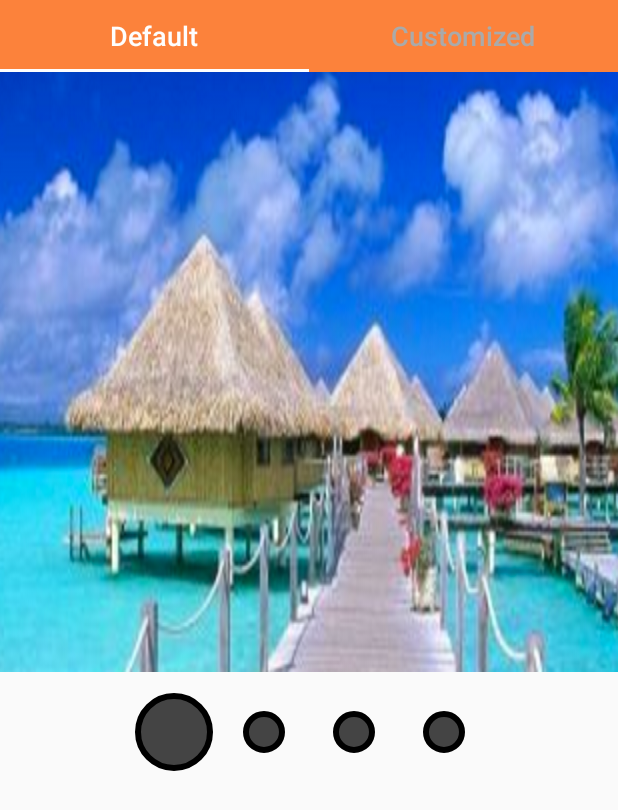
After one commit to xumorden/A_FastDevelop, an Android app: the DefaultFragment screen opened directly, with no data from a screen before it, on a phone screen of 412 x 824 dp. The commit adds this screen. Shown: the top 810 px of the screen. Run offline under Robolectric (Android 15) with nearby library versions, the phone set to English and light mode, and no system bars; our stand-ins replace ButterKnife.

Commit message:
实现viewpager和indicator结合的主页面布局

```diff
--- a/A_FastDeveop/app/src/main/AndroidManifest.xml
+++ b/A_FastDeveop/app/src/main/AndroidManifest.xml
@@ -51,7 +51,8 @@
         <activity android:name=".chats.LineFragmentActivity" />
         <activity android:name=".chats.PieFragmentActivity" />
         <activity android:name=".chats.BarFragmentActivity" />
-        <activity android:name=".chats.ClockPieFragmentActivity"></activity>
+        <activity android:name=".chats.ClockPieFragmentActivity" />
+        <activity android:name=".fadingindicator.FadingindicatorActivity"></activity>
     </application>
 
 </manifest>
--- a/A_FastDeveop/app/src/main/java/com/xumaodun/a_fastdeveop/MainActivity.java
+++ b/A_FastDeveop/app/src/main/java/com/xumaodun/a_fastdeveop/MainActivity.java
@@ -7,6 +7,7 @@ import android.support.v7.widget.Toolbar;
 import android.view.View;
 
 import com.xumaodun.a_fastdeveop.chats.AndroidChartActivity;
+import com.xumaodun.a_fastdeveop.fadingindicator.FadingindicatorActivity;
 import com.xumaodun.a_fastdeveop.picture.PictureActivity;
 import com.xumaodun.a_fastdeveop.refresh.RefreshActivity;
 import com.xumaodun.a_fastdeveop.retrofit.RetrofitActivity;
@@ -77,4 +78,9 @@ public class MainActivity extends AppCompatActivity {
         intent = new Intent(this, AndroidChartActivity.class);
         startActivity(intent);
     }
+
+    public void FadingindicatorActivity(View view) {
+        intent = new Intent(this, FadingindicatorActivity.class);
+        startActivity(intent);
+    }
 }
--- /dev/null
+++ b/A_FastDeveop/app/src/main/java/com/xumaodun/a_fastdeveop/fadingindicator/CustomizedAdapter.java
@@ -0,0 +1,55 @@
+package com.xumaodun.a_fastdeveop.fadingindicator;
+
+import android.content.Context;
+import android.support.v4.view.PagerAdapter;
+import android.support.v4.view.ViewPager;
+import android.view.LayoutInflater;
+import android.view.View;
+import android.view.ViewGroup;
+import android.widget.ImageView;
+import android.widget.RelativeLayout;
+
+import com.xumaodun.a_fastdeveop.R;
+
+public class CustomizedAdapter extends PagerAdapter {
+
+    private Context mContext;
+    private int[] mPics;
+    private LayoutInflater inflater;
+
+    public CustomizedAdapter(Context context, int[] pics) {
+        super();
+        this.mContext = context;
+        this.mPics = pics;
+    }
+
+    @Override
+    public int getCount() {
+        return mPics.length;
+    }
+
+    @Override
+    public boolean isViewFromObject(View view, Object object) {
+        return view == ((RelativeLayout)object);
+    }
+
+    @Override
+    public Object instantiateItem(ViewGroup container, int position) {
+        ImageView ivPics;
+        inflater = (LayoutInflater) mContext.getSystemService(Context.LAYOUT_INFLATER_SERVICE);
+        View itemView = inflater.inflate(R.layout.viewpager_item,container,false);
+        ivPics  =   (ImageView)itemView.findViewById(R.id.ivPager);
+        ivPics.setImageResource(mPics[position]);
+
+        // Add viewpager_item.xml to ViewPager
+        ((ViewPager) container).addView(itemView);
+
+        return itemView;
+    }
+
+    @Override
+    public void destroyItem(ViewGroup container, int position, Object object) {
+        // Remove viewpager_item.xml from ViewPager
+        ((ViewPager) container).removeView((RelativeLayout) object);
+    }
+}
--- /dev/null
+++ b/A_FastDeveop/app/src/main/java/com/xumaodun/a_fastdeveop/fadingindicator/CustomizedFragment.java
@@ -0,0 +1,58 @@
+package com.xumaodun.a_fastdeveop.fadingindicator;
+
+import android.content.Context;
+import android.os.Bundle;
+import android.support.annotation.Nullable;
+import android.support.v4.app.Fragment;
+import android.support.v4.view.ViewPager;
+import android.view.LayoutInflater;
+import android.view.View;
+import android.view.ViewGroup;
+
+import com.xumaodun.a_fastdeveop.R;
+
+import butterknife.Bind;
+import butterknife.ButterKnife;
+
+/**
+ * Fragment to use customized indicators.
+ * Created by ugurtekbas.
+ */
+public class CustomizedFragment extends Fragment {
+
+    private CustomizedAdapter adapter;
+    @Bind(R.id.viewpagerCustomized)
+    ViewPager viewpagerCustomized;
+    @Bind(R.id.circleIndicator) FadingIndicator indicator;
+
+    @Override
+    public void onAttach(Context context) {
+        super.onAttach(context);
+    }
+
+    @Override
+    public void onCreate(Bundle savedInstanceState) {
+        super.onCreate(savedInstanceState);
+    }
+
+    @Nullable
+    @Override
+    public View onCreateView(LayoutInflater inflater, ViewGroup container, Bundle savedInstanceState) {
+        View fragmentView =  inflater.inflate(R.layout.fragment_customized, null);
+        ButterKnife.bind(this, fragmentView);
+
+        int[] pics = {
+                R.drawable.a,
+                R.drawable.b,
+                R.drawable.c,
+                R.drawable.d,
+        };
+
+        adapter = new CustomizedAdapter(getContext(),pics);
+        viewpagerCustomized.setAdapter(adapter);
+        viewpagerCustomized.setCurrentItem(2);
+        indicator.setViewPager(viewpagerCustomized);
+
+        return fragmentView;
+    }
+}
--- /dev/null
+++ b/A_FastDeveop/app/src/main/java/com/xumaodun/a_fastdeveop/fadingindicator/DefaultAdapter.java
@@ -0,0 +1,55 @@
+package com.xumaodun.a_fastdeveop.fadingindicator;
+
+import android.content.Context;
+import android.support.v4.view.PagerAdapter;
+import android.support.v4.view.ViewPager;
+import android.view.LayoutInflater;
+import android.view.View;
+import android.view.ViewGroup;
+import android.widget.ImageView;
+import android.widget.RelativeLayout;
+
+import com.xumaodun.a_fastdeveop.R;
+
+public class DefaultAdapter extends PagerAdapter {
+
+    private Context mContext;
+    private int[] mPics;
+    private LayoutInflater inflater;
+
+    public DefaultAdapter(Context context, int[] pics) {
+        super();
+        this.mContext = context;
+        this.mPics = pics;
+    }
+
+    @Override
+    public int getCount() {
+        return mPics.length;
+    }
+
+    @Override
+    public boolean isViewFromObject(View view, Object object) {
+        return view == ((RelativeLayout)object);
+    }
+
+    @Override
+    public Object instantiateItem(ViewGroup container, int position) {
+        ImageView ivPics;
+        inflater = (LayoutInflater) mContext.getSystemService(Context.LAYOUT_INFLATER_SERVICE);
+        View itemView = inflater.inflate(R.layout.viewpager_item,container,false);
+        ivPics  =   (ImageView)itemView.findViewById(R.id.ivPager);
+        ivPics.setImageResource(mPics[position]);
+
+        // Add viewpager_item.xml to ViewPager
+        ((ViewPager) container).addView(itemView);
+
+        return itemView;
+    }
+
+    @Override
+    public void destroyItem(ViewGroup container, int position, Object object) {
+        // Remove viewpager_item.xml from ViewPager
+        ((ViewPager) container).removeView((RelativeLayout) object);
+    }
+}
--- /dev/null
+++ b/A_FastDeveop/app/src/main/java/com/xumaodun/a_fastdeveop/fadingindicator/DefaultFragment.java
@@ -0,0 +1,57 @@
+package com.xumaodun.a_fastdeveop.fadingindicator;
+
+import android.content.Context;
+import android.os.Bundle;
+import android.support.annotation.Nullable;
+import android.support.v4.app.Fragment;
+import android.support.v4.view.ViewPager;
+import android.view.LayoutInflater;
+import android.view.View;
+import android.view.ViewGroup;
+
+import com.xumaodun.a_fastdeveop.R;
+
+import butterknife.Bind;
+import butterknife.ButterKnife;
+
+/**
+ * Fragment to use default state of indicators.
+ * Created by ugurtekbas.
+ */
+public class DefaultFragment extends Fragment {
+
+    private DefaultAdapter adapter;
+    @Bind(R.id.viewpagerDefault)
+    ViewPager viewpagerDefault;
+    @Bind(R.id.circleIndicator) FadingIndicator indicator;
+
+    @Override
+    public void onAttach(Context context) {
+        super.onAttach(context);
+    }
+
+    @Override
+    public void onCreate(Bundle savedInstanceState) {
+        super.onCreate(savedInstanceState);
+    }
+
+    @Nullable
+    @Override
+    public View onCreateView(LayoutInflater inflater, ViewGroup container, Bundle savedInstanceState) {
+        View fragmentView =  inflater.inflate(R.layout.fragment_default, null);
+        ButterKnife.bind(this, fragmentView);
+
+        int[] pics = {
+                R.drawable.a,
+                R.drawable.b,
+                R.drawable.c,
+                R.drawable.d,
+        };
+
+        adapter = new DefaultAdapter(getContext(),pics);
+        viewpagerDefault.setAdapter(adapter);
+        indicator.setViewPager(viewpagerDefault);
+
+        return fragmentView;
+    }
+}
--- /dev/null
+++ b/A_FastDeveop/app/src/main/java/com/xumaodun/a_fastdeveop/fadingindicator/FadingIndicator.java
@@ -0,0 +1,226 @@
+package com.xumaodun.a_fastdeveop.fadingindicator;
+
+import android.animation.ValueAnimator;
+import android.content.Context;
+import android.content.res.TypedArray;
+import android.graphics.Canvas;
+import android.graphics.Color;
+import android.graphics.Paint;
+import android.support.v4.view.ViewPager;
+import android.util.AttributeSet;
+import android.view.MotionEvent;
+import android.view.View;
+
+import com.xumaodun.a_fastdeveop.R;
+
+/**
+ * Classic viewpager indicators with fading effects.
+ * Created by ugurtekbas.
+ */
+public class FadingIndicator extends View implements ViewPager.OnPageChangeListener{
+
+    private Paint fillPaint = new Paint();
+    private Paint strokePaint = new Paint();
+    private ViewPager viewPager;
+    private int fillColor;
+    private int strokeColor;
+    private int activeItem = 0;
+    private int numberOfItems = 0;
+    private int previouslyActiveItem = 99;
+    private static final int SELECTED_FACTOR = 2;
+    private static final int SPACING_FACTOR = 1;
+    private float radius = 30f;
+    private float calculatedRadius,constantRadius,previousRadius;
+    private String shape="",circle,rectangle;
+
+    public FadingIndicator(Context context, AttributeSet attrs) {
+        super(context, attrs);
+        circle = getContext().getString(R.string.shape_circle);
+        rectangle = getContext().getString(R.string.shape_rect);
+
+        TypedArray attributes = context.getTheme().obtainStyledAttributes(
+                attrs,
+                R.styleable.FadingIndicator,
+                0, 0);
+
+        try {
+            radius = attributes.getDimension(R.styleable.FadingIndicator_fadradius, radius);
+            fillColor = attributes.getColor(R.styleable.FadingIndicator_fadfillColor, Color.DKGRAY);
+            strokeColor = attributes.getColor(R.styleable.FadingIndicator_fadstrokeColor, Color.BLACK);
+            if(attributes.getString(R.styleable.FadingIndicator_shape) != null){
+                shape = attributes.getString(R.styleable.FadingIndicator_shape);
+            }
+        } finally {
+            attributes.recycle();
+        }
+
+        fillPaint.setAntiAlias(true);
+        fillPaint.setStyle(Paint.Style.FILL);
+        fillPaint.setStrokeJoin(Paint.Join.ROUND);
+
+        if(strokeColor == 0) {
+            strokeColor = fillColor;
+        }
+        strokePaint.setAntiAlias(true);
+        strokePaint.setStyle(Paint.Style.STROKE);
+        strokePaint.setStrokeWidth((radius / 10) * 2);
+        calculatedRadius = (radius / 10) * 6;
+        //size of inactive indicator
+        constantRadius = calculatedRadius;
+    }
+
+    @Override
+    protected void onDraw(Canvas canvas) {
+        fillPaint.setColor(fillColor);
+        strokePaint.setColor(strokeColor);
+
+        float x, y;
+        for (int i = 0;i < numberOfItems; i++) {
+            //coordinates of circles
+            x = (i * SELECTED_FACTOR * radius) + (i * radius) + (radius * SELECTED_FACTOR);
+            y = radius * SELECTED_FACTOR;
+
+            if (i == activeItem) {
+                //if its on initial state
+                if (previouslyActiveItem == 99){
+                    drawIndicators(canvas, x, y, (calculatedRadius * SELECTED_FACTOR));
+                }else{
+                    drawIndicators(canvas, x, y, calculatedRadius);
+                }
+            }else if( i == previouslyActiveItem){
+                drawIndicators(canvas, x, y, previousRadius);
+            }else{
+                drawIndicators(canvas, x, y, constantRadius);
+            }
+        }
+    }
+
+    public void drawIndicators(Canvas canvas, float coordinateX, float coordinateY, float calculatedSize) {
+        if (shape.equals(rectangle)) {
+            canvas.drawRect(
+                    coordinateX - (calculatedSize),
+                    coordinateY - (calculatedSize),
+                    coordinateX + (calculatedSize),
+                    coordinateY + (calculatedSize),
+                    fillPaint);
+            canvas.drawRect(
+                    coordinateX - (calculatedSize),
+                    coordinateY - (calculatedSize),
+                    coordinateX + (calculatedSize),
+                    coordinateY + (calculatedSize),
+                    strokePaint);
+        }else{
+            canvas.drawCircle(coordinateX, coordinateY, calculatedSize, fillPaint);
+            canvas.drawCircle(coordinateX, coordinateY, calculatedSize, strokePaint);
+        }
+    }
+
+    //to set new indicator active when viewpager flipped
+    public void setActiveItem(int activeItem, float desiredRadius) {
+        this.previouslyActiveItem = this.activeItem;
+        this.activeItem = activeItem;
+
+        //setting up animation
+        ValueAnimator animation = ValueAnimator.ofFloat(calculatedRadius,desiredRadius);
+        animation.setDuration(350);
+        animation.addUpdateListener(new ValueAnimator.AnimatorUpdateListener() {
+            @Override
+            public void onAnimationUpdate(ValueAnimator valueAnimator) {
+                //on every animation update effects 2 indicator:
+                //active and previously active one
+                calculatedRadius = (float) valueAnimator.getAnimatedValue();
+                previousRadius = (constantRadius * SELECTED_FACTOR) - (calculatedRadius - constantRadius);
+                FadingIndicator.this.invalidate();
+            }
+        });
+        animation.start();
+
+        this.invalidate();
+        this.requestLayout();
+    }
+
+    public ViewPager getViewPager() {
+        return viewPager;
+    }
+
+    public void setViewPager(ViewPager viewPager) {
+        this.viewPager = viewPager;
+        this.numberOfItems = this.viewPager.getAdapter().getCount();
+        this.activeItem = viewPager.getCurrentItem();
+        this.invalidate();
+        this.requestLayout();
+        this.viewPager.addOnPageChangeListener(this);
+    }
+
+
+    @Override
+    public void onPageSelected(int position) {
+        if(previouslyActiveItem != 99){
+            calculatedRadius /= SELECTED_FACTOR;
+        }
+        //desiredRadius is always size of active indicator
+        setActiveItem(position, constantRadius * SELECTED_FACTOR);
+    }
+
+    @Override
+    protected void onMeasure(int widthMeasureSpec, int heightMeasureSpec) {
+        super.onMeasure(widthMeasureSpec, heightMeasureSpec);
+        // x(n) = a + d(n-1)
+        int n = numberOfItems;
+        int measuredWidth = (int) (radius * SELECTED_FACTOR + (radius * (SELECTED_FACTOR + SPACING_FACTOR)) * (n - 1));
+        measuredWidth += radius * SELECTED_FACTOR;
+        int measuredHeight = (int) (radius * SELECTED_FACTOR) * 2;
+        setMeasuredDimension(measuredWidth, measuredHeight);
+    }
+
+    @Override
+    public boolean onTouchEvent(MotionEvent event) {
+        return super.onTouchEvent(event);
+    }
+
+    @Override
+    public void onPageScrollStateChanged(int state) {
+    }
+
+    @Override
+    public void onPageScrolled(int position, float positionOffset, int positionOffsetPixels) {
+    }
+
+    public void setRadius(float newRadius){
+        this.radius = newRadius;
+        calculatedRadius = (radius / 10) * 6;
+        constantRadius = calculatedRadius;
+        this.invalidate();
+    }
+
+    public float getRadius(){
+        return this.radius;
+    }
+
+    public void setFillColor(int color){
+        this.fillColor = color;
+        this.invalidate();
+    }
+
+    public int getFillColor(){
+        return this.fillColor;
+    }
+
+    public void setStrokeColor(int color){
+        this.strokeColor = color;
+        this.invalidate();
+    }
+
+    public int getStrokeColor(){
+        return this.strokeColor;
+    }
+
+    public String getShape() {
+        return this.shape;
+    }
+
+    public void setShape(String shape) {
+        this.shape = shape;
+        this.invalidate();
+    }
+}
--- /dev/null
+++ b/A_FastDeveop/app/src/main/java/com/xumaodun/a_fastdeveop/fadingindicator/FadingindicatorActivity.java
@@ -0,0 +1,35 @@
+package com.xumaodun.a_fastdeveop.fadingindicator;
+
+import android.os.Bundle;
+import android.support.design.widget.TabLayout;
+import android.support.v4.view.ViewPager;
+import android.support.v7.app.AppCompatActivity;
+
+import com.xumaodun.a_fastdeveop.R;
+
+import butterknife.Bind;
+import butterknife.ButterKnife;
+
+public class FadingindicatorActivity extends AppCompatActivity {
+
+    private ViewPagerAdapter    mAdapter;
+    @Bind(R.id.tabLayout)TabLayout tabLayout;
+    @Bind(R.id.viewPagerMain)ViewPager viewPager;
+
+    @Override
+    protected void onCreate(Bundle savedInstanceState) {
+        super.onCreate(savedInstanceState);
+        setContentView(R.layout.activity_fadingindicator);
+        ButterKnife.bind(this);
+
+        mAdapter = new ViewPagerAdapter(getSupportFragmentManager());
+        viewPager.setAdapter(mAdapter);
+        tabLayout.setupWithViewPager(viewPager);
+    }
+
+    @Override
+    protected void onDestroy() {
+        super.onDestroy();
+        ButterKnife.unbind(this);
+    }
+}
--- /dev/null
+++ b/A_FastDeveop/app/src/main/java/com/xumaodun/a_fastdeveop/fadingindicator/ViewPagerAdapter.java
@@ -0,0 +1,41 @@
+package com.xumaodun.a_fastdeveop.fadingindicator;
+
+
+import android.support.v4.app.Fragment;
+import android.support.v4.app.FragmentPagerAdapter;
+
+import java.util.ArrayList;
+import java.util.Arrays;
+import java.util.List;
+
+public class ViewPagerAdapter extends FragmentPagerAdapter {
+
+    private List<Fragment> mFragmentList = new ArrayList<>();
+    private List<String> mFragmentTitleList = new ArrayList<>();
+
+    public ViewPagerAdapter(android.support.v4.app.FragmentManager fm) {
+        super(fm);
+        mFragmentList = (List<Fragment>) Arrays.asList(new DefaultFragment(), new CustomizedFragment());
+        mFragmentTitleList = Arrays.asList("Default","Customized");
+    }
+
+    @Override
+    public Fragment getItem(int position) {
+        return mFragmentList.get(position);
+    }
+
+    @Override
+    public int getCount() {
+        return mFragmentList.size();
+    }
+
+    public void addFragment(Fragment fragment, String title) {
+        mFragmentList.add(fragment);
+        mFragmentTitleList.add(title);
+    }
+
+    @Override
+    public CharSequence getPageTitle(int position) {
+        return mFragmentTitleList.get(position);
+    }
+}
--- /dev/null
+++ b/A_FastDeveop/app/src/main/res/layout/activity_fadingindicator.xml
@@ -0,0 +1,24 @@
+<?xml version="1.0" encoding="utf-8"?>
+<LinearLayout xmlns:android="http://schemas.android.com/apk/res/android"
+    android:layout_width="match_parent"
+    android:layout_height="match_parent"
+    xmlns:tools="http://schemas.android.com/tools"
+    android:orientation="vertical"
+    tools:context="com.xumaodun.a_fastdeveop.fadingindicator.FadingindicatorActivity"
+    >
+
+    <android.support.design.widget.TabLayout
+        android:id="@+id/tabLayout"
+        android:layout_width="match_parent"
+        android:layout_height="wrap_content"
+        style="@style/TabStyle"
+        />
+
+    <android.support.v4.view.ViewPager
+        android:id="@+id/viewPagerMain"
+        android:layout_width="match_parent"
+        android:layout_height="match_parent"
+        android:layout_below="@+id/tabLayout"
+        />
+
+</LinearLayout>
--- /dev/null
+++ b/A_FastDeveop/app/src/main/res/layout/fragment_default.xml
@@ -0,0 +1,24 @@
+<?xml version="1.0" encoding="utf-8"?>
+<RelativeLayout xmlns:android="http://schemas.android.com/apk/res/android"
+    android:layout_width="match_parent"
+    android:layout_height="match_parent"
+    >
+
+    <android.support.v4.view.ViewPager
+        android:id="@+id/viewpagerDefault"
+        android:layout_width="match_parent"
+        android:layout_height="400dp"
+        android:layout_alignParentTop="true"
+        android:gravity="center_horizontal"
+        />
+
+    <com.xumaodun.a_fastdeveop.fadingindicator.FadingIndicator
+        android:id="@+id/circleIndicator"
+        android:layout_width="match_parent"
+        android:layout_height="wrap_content"
+        android:layout_centerHorizontal="true"
+        android:padding="10dp"
+        android:layout_below="@+id/viewpagerDefault"
+        />
+
+</RelativeLayout>
--- /dev/null
+++ b/A_FastDeveop/app/src/main/res/layout/viewpager_item.xml
@@ -0,0 +1,14 @@
+<?xml version="1.0" encoding="utf-8"?>
+<RelativeLayout xmlns:android="http://schemas.android.com/apk/res/android"
+    android:layout_width="match_parent"
+    android:layout_height="match_parent"
+    >
+
+    <ImageView
+        android:id="@+id/ivPager"
+        android:layout_width="match_parent"
+        android:layout_height="match_parent"
+        android:scaleType="fitXY"
+        />
+
+</RelativeLayout>
--- a/A_FastDeveop/app/src/main/res/values/colors.xml
+++ b/A_FastDeveop/app/src/main/res/values/colors.xml
@@ -60,7 +60,8 @@
     <color name="gray_slate">#708090</color>
     <color name="blue_light">#0083FF</color>
 
-    <color name="colorPrimary">#3F51B5</color>
-    <color name="colorPrimaryDark">#303F9F</color>
-    <color name="colorAccent">#FF4081</color>
+    <color name="colorPrimary">#FC823B</color>
+    <color name="colorPrimaryDark">#EC622B</color>
+    <color name="colorAccent">#FEFEFE</color>
+    <color name="strokeColor">#56B6BF</color>
 </resources>
--- a/A_FastDeveop/app/src/main/res/values/strings.xml
+++ b/A_FastDeveop/app/src/main/res/values/strings.xml
@@ -7,4 +7,6 @@
     <string name="title_section4">Pie Chart</string>
     <string name="navigation_drawer_open">Open navigation drawer</string>
     <string name="navigation_drawer_close">Close navigation drawer</string>
+    <string name="shape_rect">rectangle</string>
+    <string name="shape_circle">circle</string>
 </resources>
--- a/A_FastDeveop/app/src/main/res/values/styles.xml
+++ b/A_FastDeveop/app/src/main/res/values/styles.xml
@@ -15,4 +15,19 @@
         <item name="android:windowExitAnimation">@anim/popup_out</item>
     </style>
 
+    <style name="TabStyle" parent="Widget.Design.TabLayout">
+        <item name="tabTextAppearance">@style/TabTextAppearance</item>
+        <item name="tabSelectedTextColor">@color/colorAccent</item>
+        <item name="tabTextColor">@android:color/darker_gray</item>
+        <item name="tabBackground">@color/colorPrimary</item>
+        <item name="tabMaxWidth">0dp</item>
+        <item name="tabGravity">fill</item>
+        <item name="tabMode">fixed</item>
+    </style>
+
+    <style name="TabTextAppearance" parent="TextAppearance.Design.Tab">
+        <item name="textAllCaps">false</item>
+        <item name="android:textSize">18sp</item>
+    </style>
+
 </resources>
```
Also changed, not shown: A_FastDeveop/app/src/main/res/layout/activity_main.xml (+11 -0 lines), A_FastDeveop/app/src/main/res/layout/fragment_customized.xml (added, +29 -0 lines), A_FastDeveop/app/src/main/res/values/attrs.xml (added, +28 -0 lines).
